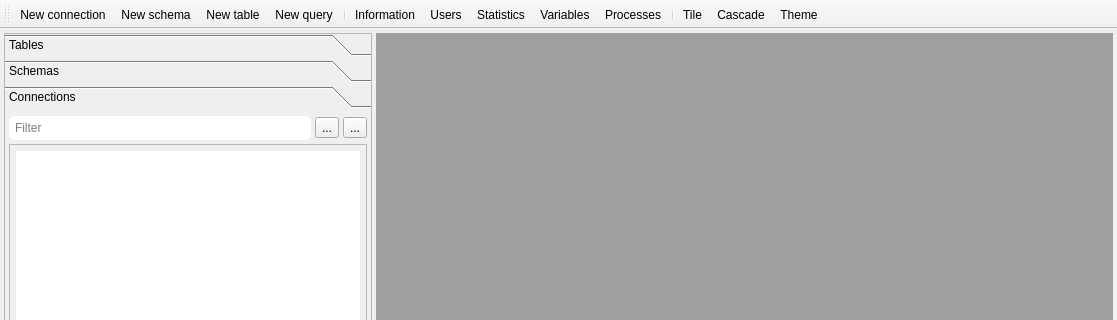
First picture: the form in src/mainwindow.ui, repository GS-Giuliano/SequelFast, before the edit; both pictures show x 0 to 1117 and y 0 to 320 of the 1117 by 678 pixel window.
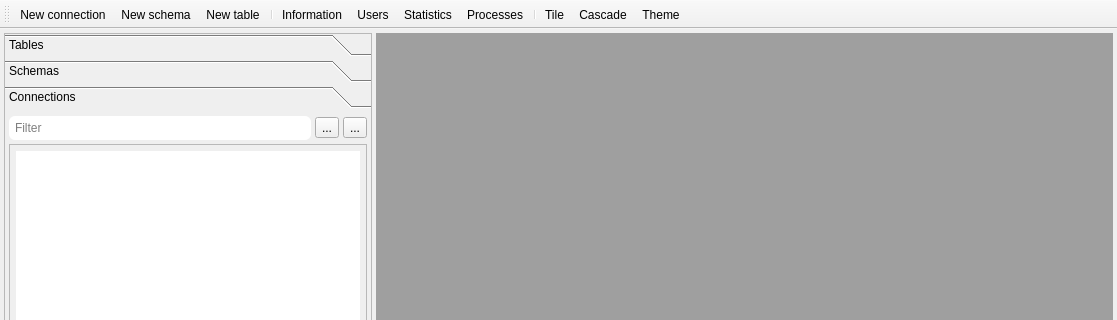
Second picture: the form after the edit. Icons and pictures are not drawn.

The edit to the form file:
```diff
--- a/src/mainwindow.ui
+++ b/src/mainwindow.ui
@@ -721,12 +721,10 @@
    <addaction name="actionNew_connection"/>
    <addaction name="actionNew_schema"/>
    <addaction name="actionNew_table"/>
-   <addaction name="actionNew_query"/>
    <addaction name="separator"/>
    <addaction name="actionInformation"/>
    <addaction name="actionUsers"/>
    <addaction name="actionStatistics"/>
-   <addaction name="actionVariables"/>
    <addaction name="actionProcesses"/>
    <addaction name="separator"/>
    <addaction name="actionTile"/>
@@ -760,15 +758,6 @@
     <string>New table</string>
    </property>
   </action>
-  <action name="actionNew_query">
-   <property name="icon">
-    <iconset resource="icons.qrc">
-     <normaloff>:/icons/resources/receipt.svg</normaloff>:/icons/resources/receipt.svg</iconset>
-   </property>
-   <property name="text">
-    <string>New query</string>
-   </property>
-  </action>
   <action name="actionInformation">
    <property name="icon">
     <iconset resource="icons.qrc">
@@ -814,15 +803,6 @@
     <string>Statistics</string>
    </property>
   </action>
-  <action name="actionVariables">
-   <property name="icon">
-    <iconset resource="icons.qrc">
-     <normaloff>:/icons/resources/shapes.svg</normaloff>:/icons/resources/shapes.svg</iconset>
-   </property>
-   <property name="text">
-    <string>Variables</string>
-   </property>
-  </action>
   <action name="actionProcesses">
    <property name="icon">
     <iconset resource="icons.qrc">
```
Left out of the diff: 60 changed lines with no effect on the pictures.
